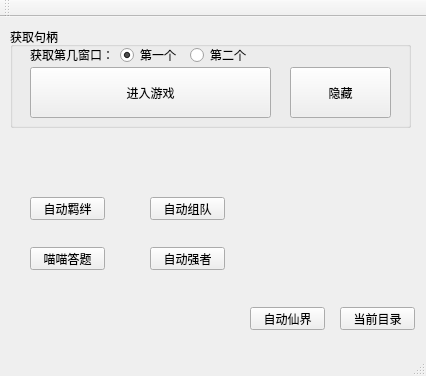
The window that mainwindow.ui (geniuscrh/huoyingHelper_qt) describes before a commit, drawn with Qt 5.
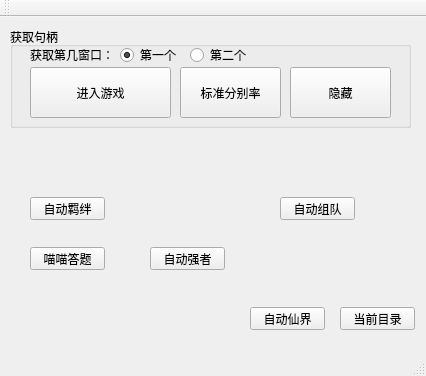
The same window after the commit. Icons and pictures are not drawn.

Commit message: 添加标准化分别率

What changed in the file:
```diff
--- a/mainwindow.ui
+++ b/mainwindow.ui
@@ -77,7 +77,7 @@
       <rect>
        <x>20</x>
        <y>40</y>
-       <width>241</width>
+       <width>141</width>
        <height>51</height>
       </rect>
      </property>
@@ -98,6 +98,19 @@
       <string>隐藏</string>
      </property>
     </widget>
+    <widget class="QPushButton" name="setWinSizeBtn">
+     <property name="geometry">
+      <rect>
+       <x>170</x>
+       <y>40</y>
+       <width>101</width>
+       <height>51</height>
+      </rect>
+     </property>
+     <property name="text">
+      <string>标准分别率</string>
+     </property>
+    </widget>
    </widget>
    <widget class="QPushButton" name="autoJibanBtn">
     <property name="geometry">
@@ -128,7 +141,7 @@
    <widget class="QPushButton" name="zuduiBtn">
     <property name="geometry">
      <rect>
-      <x>150</x>
+      <x>280</x>
       <y>180</y>
       <width>75</width>
       <height>23</height>
```
The commit also changes 6 other files.
